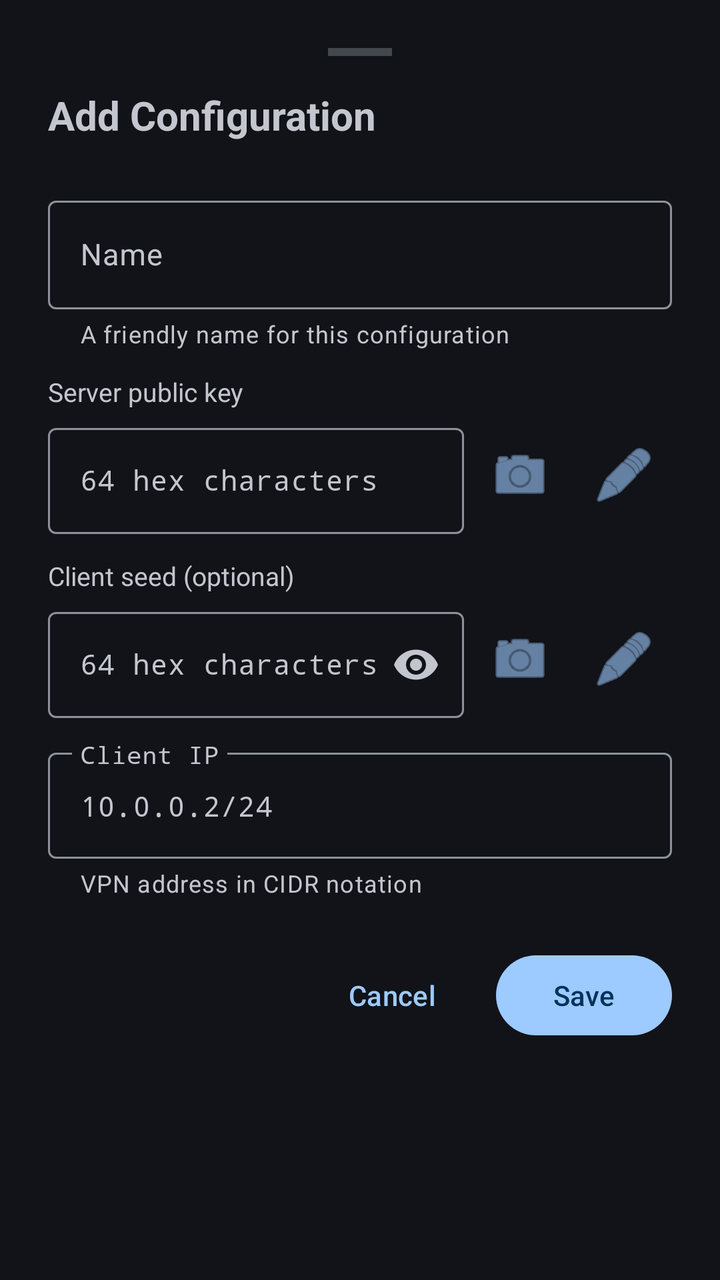
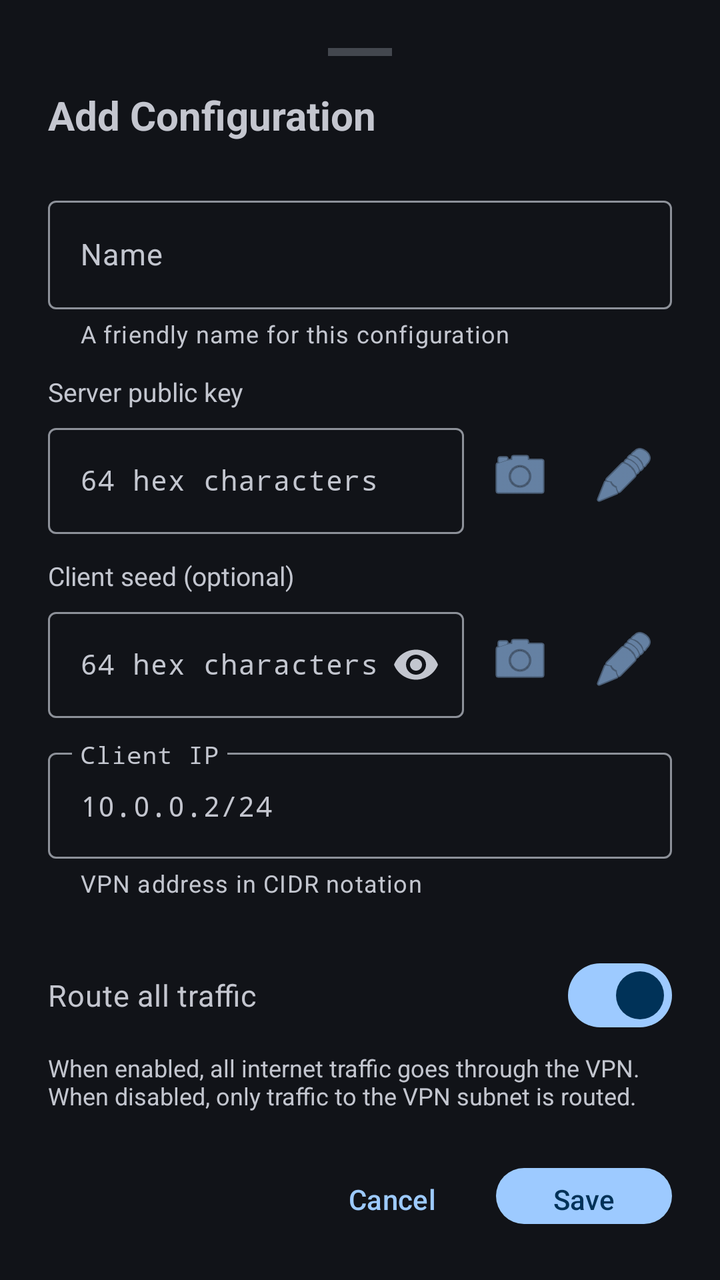

Compare the two renders of this Android layout. The source of the first and the diff that turns it into the second are given below.
<!-- AndroidManifest.xml: application theme Theme.Nospoon -->
<!-- res/layout/dialog_config_editor.xml -->
<?xml version="1.0" encoding="utf-8"?>
<LinearLayout
    xmlns:android="http://schemas.android.com/apk/res/android"
    xmlns:app="http://schemas.android.com/apk/res-auto"
    android:layout_width="match_parent"
    android:layout_height="wrap_content"
    android:orientation="vertical"
    android:padding="24dp"
    android:background="@color/md_theme_dark_surface">

    
    <View
        android:layout_width="32dp"
        android:layout_height="4dp"
        android:layout_gravity="center_horizontal"
        android:layout_marginBottom="16dp"
        android:background="@color/md_theme_dark_surfaceVariant" />

    
    <TextView
        android:id="@+id/editorTitle"
        android:layout_width="wrap_content"
        android:layout_height="wrap_content"
        android:text="Add Configuration"
        android:textColor="@color/md_theme_dark_onSurface"
        android:textSize="20sp"
        android:textStyle="bold"
        android:layout_marginBottom="24dp" />

    
    <com.google.android.material.textfield.TextInputLayout
        android:layout_width="match_parent"
        android:layout_height="wrap_content"
        android:hint="Name"
        app:helperText="A friendly name for this configuration"
        app:helperTextEnabled="true"
        style="@style/Widget.Material3.TextInputLayout.OutlinedBox"
        android:layout_marginBottom="12dp">

        <com.google.android.material.textfield.TextInputEditText
            android:id="@+id/inputName"
            android:layout_width="match_parent"
            android:layout_height="wrap_content"
            android:inputType="text"
            android:textSize="15sp" />
    </com.google.android.material.textfield.TextInputLayout>

    
    <TextView
        android:layout_width="wrap_content"
        android:layout_height="wrap_content"
        android:text="Server public key"
        android:textColor="@color/md_theme_dark_onSurfaceVariant"
        android:textSize="13sp"
        android:layout_marginBottom="4dp" />

    <LinearLayout
        android:layout_width="match_parent"
        android:layout_height="wrap_content"
        android:orientation="horizontal"
        android:gravity="center_vertical"
        android:layout_marginBottom="12dp">

        <com.google.android.material.textfield.TextInputLayout
            android:layout_width="0dp"
            android:layout_height="wrap_content"
            android:layout_weight="1"
            android:hint="64 hex characters"
            style="@style/Widget.Material3.TextInputLayout.OutlinedBox">

            <com.google.android.material.textfield.TextInputEditText
                android:id="@+id/inputServerKey"
                android:layout_width="match_parent"
                android:layout_height="wrap_content"
                android:inputType="textNoSuggestions"
                android:fontFamily="monospace"
                android:textSize="14sp"
                android:maxLines="1" />
        </com.google.android.material.textfield.TextInputLayout>

        <ImageButton
            android:id="@+id/btnScanKey"
            android:layout_width="48dp"
            android:layout_height="48dp"
            android:layout_marginStart="4dp"
            android:background="?attr/selectableItemBackgroundBorderless"
            android:src="@android:drawable/ic_menu_camera"
            android:contentDescription="Scan server key"
            app:tint="@color/md_theme_dark_primary" />

        <ImageButton
            android:id="@+id/btnPasteKey"
            android:layout_width="48dp"
            android:layout_height="48dp"
            android:layout_marginStart="4dp"
            android:background="?attr/selectableItemBackgroundBorderless"
            android:src="@android:drawable/ic_menu_edit"
            android:contentDescription="Paste server key"
            app:tint="@color/md_theme_dark_primary" />
    </LinearLayout>

    
    <TextView
        android:layout_width="wrap_content"
        android:layout_height="wrap_content"
        android:text="Client seed (optional)"
        android:textColor="@color/md_theme_dark_onSurfaceVariant"
        android:textSize="13sp"
        android:layout_marginBottom="4dp" />

    <LinearLayout
        android:layout_width="match_parent"
        android:layout_height="wrap_content"
        android:orientation="horizontal"
        android:gravity="center_vertical"
        android:layout_marginBottom="12dp">

        <com.google.android.material.textfield.TextInputLayout
            android:layout_width="0dp"
            android:layout_height="wrap_content"
            android:layout_weight="1"
            android:hint="64 hex characters"
            app:endIconMode="password_toggle"
            style="@style/Widget.Material3.TextInputLayout.OutlinedBox">

            <com.google.android.material.textfield.TextInputEditText
                android:id="@+id/inputSeed"
                android:layout_width="match_parent"
                android:layout_height="wrap_content"
                android:inputType="textPassword"
                android:fontFamily="monospace"
                android:textSize="14sp"
                android:maxLines="1" />
        </com.google.android.material.textfield.TextInputLayout>

        <ImageButton
            android:id="@+id/btnScanSeed"
            android:layout_width="48dp"
            android:layout_height="48dp"
            android:layout_marginStart="4dp"
            android:background="?attr/selectableItemBackgroundBorderless"
            android:src="@android:drawable/ic_menu_camera"
            android:contentDescription="Scan client seed"
            app:tint="@color/md_theme_dark_primary" />

        <ImageButton
            android:id="@+id/btnPasteSeed"
            android:layout_width="48dp"
            android:layout_height="48dp"
            android:layout_marginStart="4dp"
            android:background="?attr/selectableItemBackgroundBorderless"
            android:src="@android:drawable/ic_menu_edit"
            android:contentDescription="Paste client seed"
            app:tint="@color/md_theme_dark_primary" />
    </LinearLayout>

    
    <com.google.android.material.textfield.TextInputLayout
        android:layout_width="match_parent"
        android:layout_height="wrap_content"
        android:hint="Client IP"
        app:helperText="VPN address in CIDR notation"
        app:helperTextEnabled="true"
        style="@style/Widget.Material3.TextInputLayout.OutlinedBox"
        android:layout_marginBottom="24dp">

        <com.google.android.material.textfield.TextInputEditText
            android:id="@+id/inputIp"
            android:layout_width="match_parent"
            android:layout_height="wrap_content"
            android:inputType="textNoSuggestions"
            android:fontFamily="monospace"
            android:text="10.0.0.2/24"
            android:textSize="14sp"
            android:maxLines="1" />
    </com.google.android.material.textfield.TextInputLayout>

    
    <LinearLayout
        android:layout_width="match_parent"
        android:layout_height="wrap_content"
        android:orientation="horizontal"
        android:gravity="end">

        <com.google.android.material.button.MaterialButton
            android:id="@+id/btnDelete"
            android:layout_width="wrap_content"
            android:layout_height="wrap_content"
            android:text="Delete"
            android:textColor="@color/status_error"
            style="@style/Widget.Material3.Button.TextButton"
            android:layout_marginEnd="8dp"
            android:visibility="gone" />

        <View
            android:layout_width="0dp"
            android:layout_height="0dp"
            android:layout_weight="1" />

        <com.google.android.material.button.MaterialButton
            android:id="@+id/btnCancel"
            android:layout_width="wrap_content"
            android:layout_height="wrap_content"
            android:text="Cancel"
            style="@style/Widget.Material3.Button.TextButton"
            android:layout_marginEnd="8dp" />

        <com.google.android.material.button.MaterialButton
            android:id="@+id/btnSave"
            android:layout_width="wrap_content"
            android:layout_height="wrap_content"
            android:text="Save"
            style="@style/Widget.Material3.Button" />
    </LinearLayout>

</LinearLayout>
<!-- resources referenced by this layout -->
<resources>
  <color name="md_theme_dark_onSurface">#C4C6CF</color>
  <color name="md_theme_dark_onSurfaceVariant">#C3C6CF</color>
  <color name="md_theme_dark_primary">#9DCAFF</color>
  <color name="md_theme_dark_surface">#111318</color>
  <color name="md_theme_dark_surfaceVariant">#43474E</color>
  <color name="status_error">#F44336</color>
  <style name="Theme.Nospoon" parent="Theme.Material3.DayNight.NoActionBar">
          <item name="colorPrimary">@color/md_theme_dark_primary</item>
          <item name="colorOnPrimary">@color/md_theme_dark_onPrimary</item>
          <item name="colorPrimaryContainer">@color/md_theme_dark_primaryContainer</item>
          <item name="colorOnPrimaryContainer">@color/md_theme_dark_onPrimaryContainer</item>
          <item name="colorSecondary">@color/md_theme_dark_secondary</item>
          <item name="colorOnSecondary">@color/md_theme_dark_onSecondary</item>
          <item name="colorSecondaryContainer">@color/md_theme_dark_secondaryContainer</item>
          <item name="colorOnSecondaryContainer">@color/md_theme_dark_onSecondaryContainer</item>
          <item name="colorSurface">@color/md_theme_dark_surface</item>
          <item name="colorOnSurface">@color/md_theme_dark_onSurface</item>
          <item name="colorSurfaceVariant">@color/md_theme_dark_surfaceVariant</item>
          <item name="colorOnSurfaceVariant">@color/md_theme_dark_onSurfaceVariant</item>
          <item name="colorOutline">@color/md_theme_dark_outline</item>
      </style>
  <color name="md_theme_dark_onPrimary">#003258</color>
  <color name="md_theme_dark_primaryContainer">#00497D</color>
  <color name="md_theme_dark_onPrimaryContainer">#D1E4FF</color>
  <color name="md_theme_dark_secondary">#BDC7DC</color>
  <color name="md_theme_dark_onSecondary">#283141</color>
  <color name="md_theme_dark_secondaryContainer">#3E4758</color>
  <color name="md_theme_dark_onSecondaryContainer">#DAE2F9</color>
  <color name="md_theme_dark_outline">#8D9199</color>
</resources>

<!-- the commit's change to res/layout/dialog_config_editor.xml (unified diff, before → after) -->
@@ -176,6 +176,25 @@
     </com.google.android.material.textfield.TextInputLayout>
 
     
+    <com.google.android.material.materialswitch.MaterialSwitch
+        android:id="@+id/switchFullTunnel"
+        android:layout_width="match_parent"
+        android:layout_height="wrap_content"
+        android:text="Route all traffic"
+        android:textColor="@color/md_theme_dark_onSurface"
+        android:textSize="15sp"
+        android:checked="true"
+        android:layout_marginBottom="4dp" />
+
+    <TextView
+        android:layout_width="match_parent"
+        android:layout_height="wrap_content"
+        android:text="When enabled, all internet traffic goes through the VPN. When disabled, only traffic to the VPN subnet is routed."
+        android:textColor="@color/md_theme_dark_onSurfaceVariant"
+        android:textSize="12sp"
+        android:layout_marginBottom="24dp" />
+
+    
     <LinearLayout
         android:layout_width="match_parent"
         android:layout_height="wrap_content"
